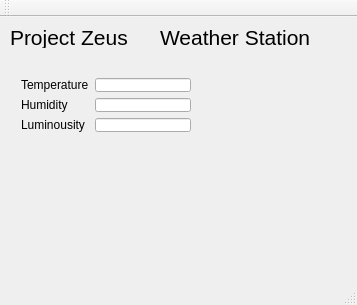
Before: the Qt Designer form projectZeus/mainwindow.ui in TheLarsJansen/Project-Zeus, drawn with Qt 5.
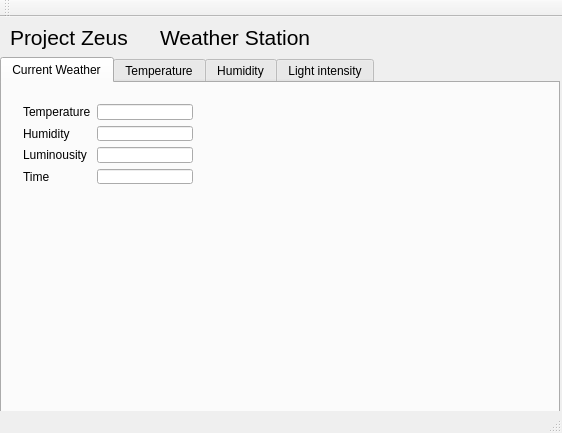
After: the same form once the commit is applied.

Commit message: Tabs menu added

Patch:
```diff
--- a/projectZeus/mainwindow.ui
+++ b/projectZeus/mainwindow.ui
@@ -6,8 +6,8 @@
    <rect>
     <x>0</x>
     <y>0</y>
-    <width>357</width>
-    <height>305</height>
+    <width>562</width>
+    <height>433</height>
    </rect>
   </property>
   <property name="windowTitle">
@@ -18,9 +18,9 @@
     <property name="geometry">
      <rect>
       <x>10</x>
-      <y>10</y>
+      <y>0</y>
       <width>261</width>
-      <height>21</height>
+      <height>41</height>
      </rect>
     </property>
     <property name="font">
@@ -36,9 +36,9 @@
     <property name="geometry">
      <rect>
       <x>160</x>
-      <y>10</y>
+      <y>0</y>
       <width>161</width>
-      <height>21</height>
+      <height>41</height>
      </rect>
     </property>
     <property name="font">
@@ -50,13 +50,35 @@
      <string>Weather Station</string>
     </property>
    </widget>
+   <widget class="QTabWidget" name="tabWidget">
+    <property name="geometry">
+     <rect>
+      <x>0</x>
+      <y>40</y>
+      <width>560</width>
+      <height>380</height>
+     </rect>
+    </property>
+    <property name="currentIndex">
+     <number>0</number>
+    </property>
+    <property name="documentMode">
+     <bool>false</bool>
+    </property>
+    <property name="tabsClosable">
+     <bool>false</bool>
+    </property>
+    <widget class="QWidget" name="currentWeatherTab">
+     <attribute name="title">
+      <string>Current Weather</string>
+     </attribute>
    <widget class="QWidget" name="layoutWidget">
     <property name="geometry">
      <rect>
       <x>10</x>
-      <y>50</y>
+        <y>10</y>
       <width>192</width>
-      <height>76</height>
+        <height>102</height>
      </rect>
     </property>
     <layout class="QHBoxLayout" name="horizontalLayout">
@@ -83,6 +105,13 @@
          </property>
         </widget>
        </item>
+         <item>
+          <widget class="QLabel" name="label_6">
+           <property name="text">
+            <string>Time</string>
+           </property>
+          </widget>
+         </item>
       </layout>
      </item>
      <item>
@@ -96,20 +125,30 @@
        <item>
         <widget class="QLineEdit" name="lightValueBox"/>
        </item>
+         <item>
+          <widget class="QLineEdit" name="timeValueBox"/>
+         </item>
       </layout>
      </item>
     </layout>
    </widget>
   </widget>
-  <widget class="QMenuBar" name="menuBar">
-   <property name="geometry">
-    <rect>
-     <x>0</x>
-     <y>0</y>
-     <width>357</width>
-     <height>21</height>
-    </rect>
-   </property>
+    <widget class="QWidget" name="tempGraphTab">
+     <attribute name="title">
+      <string>Temperature</string>
+     </attribute>
+    </widget>
+    <widget class="QWidget" name="humiGraphTab">
+     <attribute name="title">
+      <string>Humidity</string>
+     </attribute>
+    </widget>
+    <widget class="QWidget" name="lightGraphTab">
+     <attribute name="title">
+      <string>Light intensity</string>
+     </attribute>
+    </widget>
+   </widget>
   </widget>
   <widget class="QToolBar" name="mainToolBar">
    <attribute name="toolBarArea">
```
Lines whose indentation alone changed are shown as unchanged. The commit also changes 4 other files.
